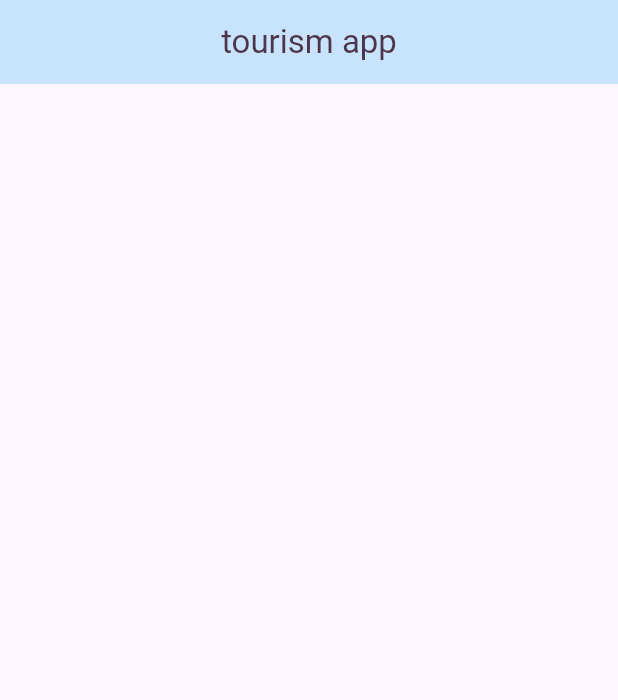
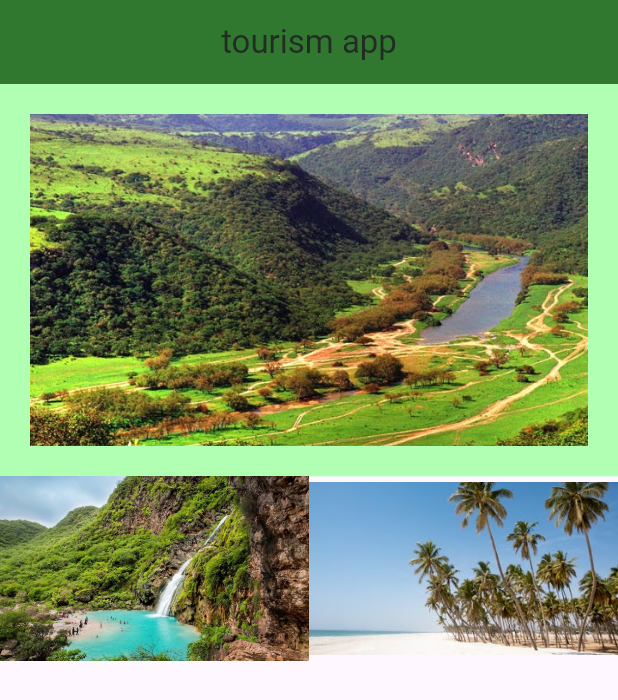
Before and after one commit to Ahmedakaak/tourismapp, a Flutter app: the screen it shows after launch, on a phone screen of 412 x 824 dp. Shown: the top 700 px of the screen. Run offline on Flutter 3.47's test engine with Material 3 defaults, Android fonts, the phone set to English and light mode, and no system bars.

Commit message:
add colum and image

```diff
--- a/lib/main.dart
+++ b/lib/main.dart
@@ -3,6 +3,7 @@ import 'package:flutter/material.dart';
 void main() {
   runApp(const MyApp());
 }
+
 class MyApp extends StatefulWidget {
   const MyApp({super.key});
 
@@ -13,11 +14,8 @@ class MyApp extends StatefulWidget {
 class _MyAppState extends State<MyApp> {
   @override
   Widget build(BuildContext context) {
-    return MaterialApp(
-      home: MyHome()
-    );
+    return MaterialApp(home: MyHome());
   }
-
 }
 
 class MyHome extends StatelessWidget {
@@ -27,9 +25,33 @@ class MyHome extends StatelessWidget {
   Widget build(BuildContext context) {
     return Scaffold(
       appBar: AppBar(
-        title: Text("tourism app",style: TextStyle(color: const Color.fromARGB(255, 77, 53, 75)),),
-        backgroundColor: const Color.fromARGB(255, 200, 228, 252),
+        title: Text(
+          "tourism app",
+          style: TextStyle(color: const Color.fromARGB(255, 34, 44, 34)),
+        ),
+        backgroundColor: const Color.fromARGB(255, 48, 119, 48),
         centerTitle: true,
+      ),
+      body: Column(
+        children: [
+          Container(
+            padding: EdgeInsets.all(20),
+            color: const Color.fromARGB(255, 176, 255, 179),
+            child: Image(image: AssetImage('images/Salalah1.jpg')),
+          ),
+
+          Row(
+            children: [
+              Expanded(
+                child: SizedBox(
+                  width: 200,
+                  child: Image(image: AssetImage("images/Salalah2.jpg")),
+                ),
+              ),
+              Expanded(child: Image(image: AssetImage("images/Salalah3.jpg"))),
+            ],
+          ),
+        ],
       ),
     );
   }
```
Also changed, not shown: pubspec.yaml (+5 -3 lines), images/Salalah1.jpg (added), images/Salalah2.jpg (added), images/Salalah3.jpg (added), images/Salalah4.jpg (added).
